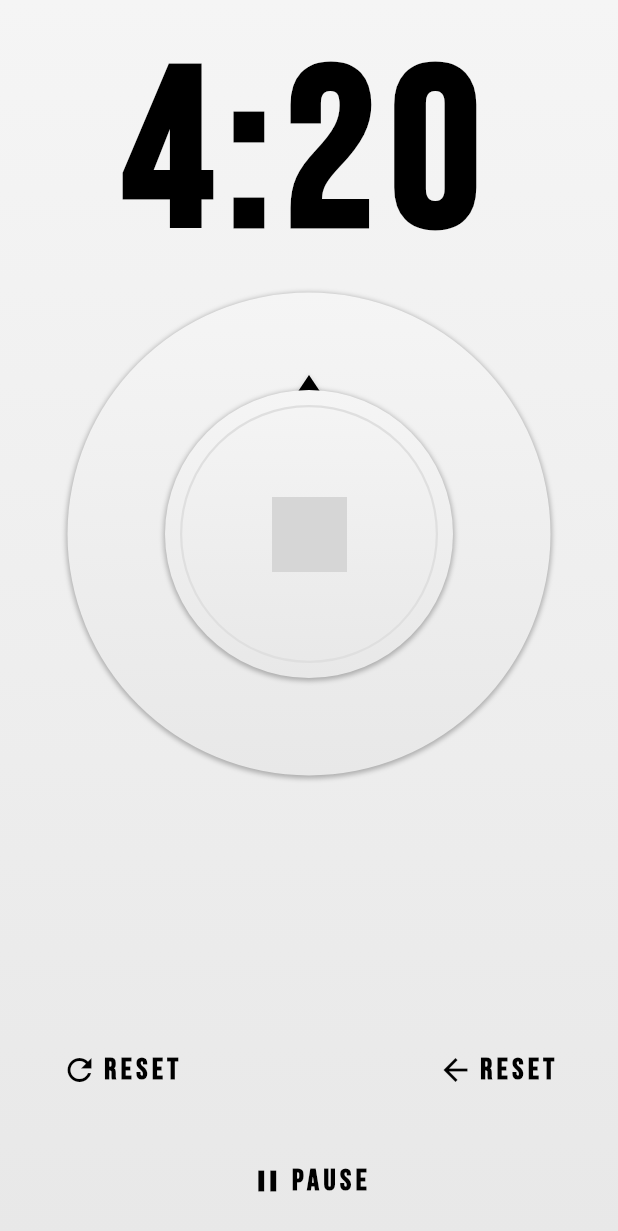
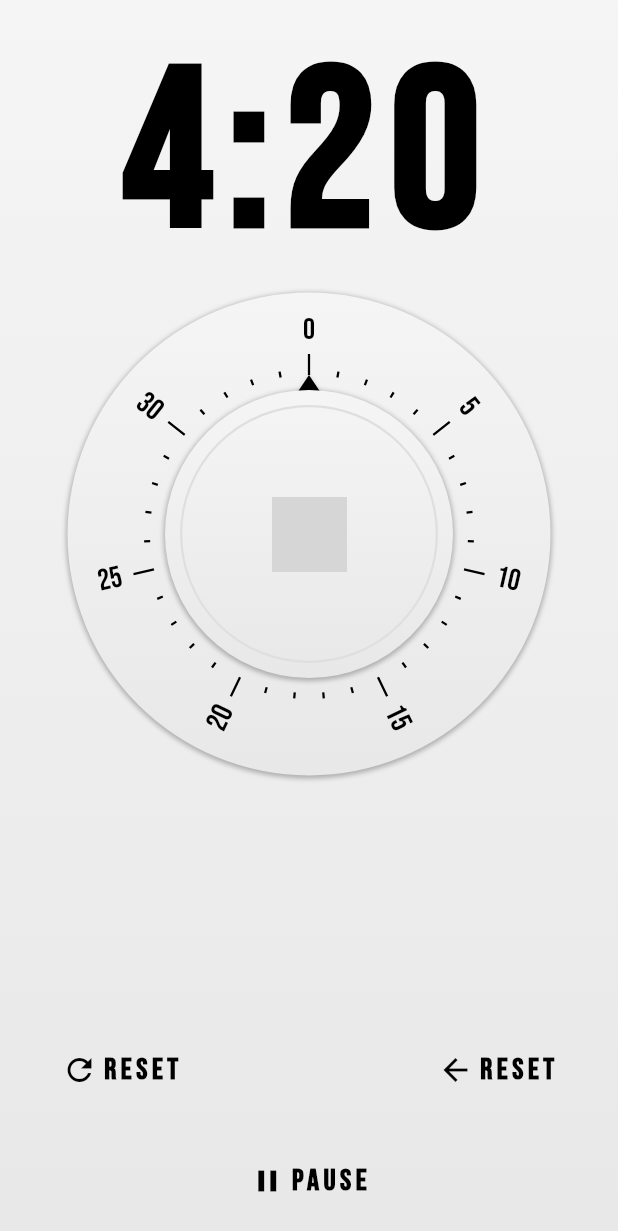
Before and after one commit to Treetender/EggTimer, a Flutter app: the screen it shows after launch, on a phone screen of 412 x 824 dp. Shown: the top 1231 px of the screen. Run offline on Flutter 3.47's test engine with Material 2 defaults, Android fonts, the phone set to English and light mode, and no system bars; missing offline and left inert: fluttery; network calls fail; grey boxes are pictures that could not be loaded.

Commit message:
Egg timer now generates ticks and number labels

```diff
--- a/lib/egg_timer_dial.dart
+++ b/lib/egg_timer_dial.dart
@@ -1,13 +1,32 @@
+import 'dart:math';
+
+import 'package:eggtimer/egg_timer_knob.dart';
 import 'package:flutter/material.dart';
 
-class EggTimerDial extends StatelessWidget {
+class EggTimerDial extends StatefulWidget {
+
   final Color topGradient;
   final Color bottomGradient;
 
+  final Duration currentTime;
+  final Duration maxTime;
+  final int ticksPerSection;
+
   const EggTimerDial({
     this.topGradient,
-     this.bottomGradient
+    this.bottomGradient,
+    this.currentTime = const Duration(minutes: 0),
+    this.maxTime = const Duration(minutes: 35),
+    this.ticksPerSection = 5,
   });
+
+  @override
+  State<StatefulWidget> createState() => new _EggTimerDialState();
+}
+
+class _EggTimerDialState extends State<EggTimerDial> {
+
+  _rotationPercent() => widget.currentTime.inSeconds / widget.maxTime.inSeconds;
 
   @override
   Widget build(BuildContext context) {
@@ -23,7 +42,7 @@ class EggTimerDial extends StatelessWidget {
                     gradient: new LinearGradient(
                       begin: Alignment.topCenter,
                       end: Alignment.bottomCenter,
-                    colors: [topGradient, bottomGradient],
+                      colors: [widget.topGradient, widget.bottomGradient],
                     ),
                     boxShadow: [
                       new BoxShadow(
@@ -33,93 +52,135 @@ class EggTimerDial extends StatelessWidget {
                         offset: const Offset(0.0, 1.0),
                       )
                     ]),
-              child: new Padding(
-                padding: const EdgeInsets.all(65.0),
                 child: new Stack(
-                    children: [
+                  children: <Widget>[
                     new Container(
                       width: double.infinity,
                       height: double.infinity,
+                      padding: const EdgeInsets.all(55.0),
                       child: new CustomPaint(
-                          painter: new ArrowPainter(),
+                        painter: new TickPainter(
+                          tickCount: widget.maxTime.inMinutes,
+                          ticksPerSection: widget.ticksPerSection
                         ),
                       ),
-                      new Container(
-                    padding: const EdgeInsets.all(10.0),
-                    decoration: new BoxDecoration(
-                      shape: BoxShape.circle,
-                      gradient: new LinearGradient(
-                        begin: Alignment.topCenter,
-                        end: Alignment.bottomCenter,
-                        colors: [topGradient, bottomGradient],
                     ),
-                      boxShadow: [
-                        new BoxShadow(
-                          color: const Color(0x44000000),
-                          blurRadius: 2.0,
-                          spreadRadius: 1.0,
-                          offset: const Offset(0.0, 1.0),
-                        )
-                      ]),
-                  child: new Container(
-                    decoration: new BoxDecoration(
-                    shape: BoxShape.circle,
-                    border: new Border.all(
-                      color: const Color(0xFFDFDFDF),
-                      width: 1.5,
-                    )
-
-                    ),
-              child: new Center(
-                  child: new Image.network(
-                    'https://avatars3.githubusercontent.com/u/14101776?s=400&v=4',
-                    width: 50.0,
-                    height: 50.0,
-                    color: Colors.black,
+                    new Padding(
+                      padding: const EdgeInsets.all(65.0),
+                      child: new EggTimerKnob(
+                        topGradient: widget.topGradient,
+                        bottomGradient: widget.bottomGradient,
+                        rotationPercent: _rotationPercent(),
                       ),
                     ),
-                  )
-                  ),
-                                  ]
-                ),
-              )
-            )
-            ),
+                  ],
+                ))),
       ),
     );
   }
 }
 
-class ArrowPainter extends CustomPainter {
+class TickPainter extends CustomPainter {
+  static const LONG_TICK = 14.0;
+  static const SHORT_TICK = 4.0;
 
-  final Paint dialArrowPaint;
+  final int tickCount;
+  final int ticksPerSection;
+  final int ticksInset;
+  final Paint tickPaint;
+  final TextPainter textPainter;
+  final TextStyle textStyle;
 
-  ArrowPainter() : dialArrowPaint = new Paint() {
-    dialArrowPaint.color = Colors.black;
-    dialArrowPaint.style = PaintingStyle.fill;
+  TickPainter({
+    this.tickCount = 35,
+    this.ticksPerSection = 5,
+    this.ticksInset = 0,
+  }) : tickPaint = new Paint(),
+       textPainter = new TextPainter(
+         textAlign: TextAlign.center,
+         textDirection: TextDirection.ltr,
+       ),
+       textStyle = const TextStyle(
+         color: Colors.black,
+         fontFamily: 'BebasNeue',
+         fontSize: 20.0
+       )
+  {
+    tickPaint.color = Colors.black;
+    tickPaint.strokeWidth = 1.5;
   }
 
   @override
   void paint(Canvas canvas, Size size) {
+    canvas.translate(size.width / 2, size.height / 2);
+
     canvas.save();
 
-    canvas.translate(size.width / 2, 0.0);
+    final radius = size.width / 2;
 
-    var path = new Path();
-    path.moveTo(0.0, -10.0);
-    path.lineTo(10.0, 5.0);
-    path.lineTo(-10.0, 5.0);
-    path.close();
+    for(var i = 0; i < tickCount; ++i) {
+      final tickLength = i % ticksPerSection == 0 ? LONG_TICK : SHORT_TICK;
 
-    canvas.drawPath(path, dialArrowPaint);
-    canvas.drawShadow(path, Colors.black, 3.0, false);
+      canvas.drawLine(
+        new Offset(0.0, -radius),
+        new Offset(0.0, -radius - tickLength),
+        tickPaint
+      );
+
+      if (i % ticksPerSection == 0) {
+        //Paint Text
+        canvas.save();
+        canvas.translate(0.0, -(size.width / 2) - 30.0);
+
+        textPainter.text = new TextSpan(
+          text: '$i',
+          style: textStyle,
+        );
+        //Layout the text
+        textPainter.layout();
+
+        // Determine the text quadrant (go go cartesian quadrants)
+        final tickPercent = i / tickCount;
+        var quadrant;
+
+        if (tickPercent < 0.25) {
+          quadrant = 1;
+        } else if (tickPercent < 0.5) {
+          quadrant = 4;
+        } else if (tickPercent < 0.75) {
+          quadrant = 3;
+        } else {
+          quadrant = 2;
+        }
+
+        switch (quadrant) {
+          case 4:
+            canvas.rotate(-pi / 2);
+            break;
+          case 2:
+          case 3:
+            canvas.rotate(pi / 2);
+            break;
+        }
+
+        textPainter.paint(
+          canvas,
+          new Offset(
+            -textPainter.width / 2,
+            -textPainter.height / 2)
+        );
+
+        canvas.restore();
+      }
+
+      canvas.rotate(2 * pi / tickCount);
+    }
 
     canvas.restore();
   }
 
   @override
   bool shouldRepaint(CustomPainter oldDelegate) {
-    // TODO: implement shouldRepaint
     return true;
   }
 
--- /dev/null
+++ b/lib/egg_timer_knob.dart
@@ -0,0 +1,113 @@
+import 'dart:math';
+
+import 'package:flutter/material.dart';
+
+class EggTimerKnob extends StatefulWidget {
+
+  final Color topGradient;
+  final Color bottomGradient;
+
+  final double rotationPercent;
+
+  const EggTimerKnob({
+    this.topGradient,
+    this.bottomGradient,
+    this.rotationPercent = 0.0,
+  });
+
+  @override
+  _EggTimerKnobState createState() => new _EggTimerKnobState();
+}
+
+class _EggTimerKnobState extends State<EggTimerKnob> {
+
+  @override
+  Widget build(BuildContext context) {
+    return new Stack(children: [
+      new Container(
+        width: double.infinity,
+        height: double.infinity,
+        child: new CustomPaint(
+          painter: new ArrowPainter(
+            rotationPercent: widget.rotationPercent,
+          ),
+        ),
+      ),
+      new Container(
+          padding: const EdgeInsets.all(10.0),
+          decoration: new BoxDecoration(
+              shape: BoxShape.circle,
+              gradient: new LinearGradient(
+                begin: Alignment.topCenter,
+                end: Alignment.bottomCenter,
+                colors: [widget.topGradient, widget.bottomGradient],
+              ),
+              boxShadow: [
+                new BoxShadow(
+                  color: const Color(0x44000000),
+                  blurRadius: 2.0,
+                  spreadRadius: 1.0,
+                  offset: const Offset(0.0, 1.0),
+                )
+              ]),
+          child: new Container(
+            decoration: new BoxDecoration(
+                shape: BoxShape.circle,
+                border: new Border.all(
+                  color: const Color(0xFFDFDFDF),
+                  width: 1.5,
+                )),
+            child: new Center(
+              child: new Transform(
+                transform: new Matrix4.rotationZ(2 * pi * widget.rotationPercent),
+                alignment: Alignment.center,
+                child: new Image.network(
+                  'https://avatars3.githubusercontent.com/u/14101776?s=400&v=4',
+                  width: 50.0,
+                  height: 50.0,
+                  color: Colors.black,
+                ),
+              ),
+            ),
+          )),
+    ]);
+  }
+}
+
+class ArrowPainter extends CustomPainter {
+
+  final Paint dialArrowPaint;
+  final double rotationPercent;
+
+  ArrowPainter({this.rotationPercent}) : dialArrowPaint = new Paint() {
+    dialArrowPaint.color = Colors.black;
+    dialArrowPaint.style = PaintingStyle.fill;
+  }
+
+  @override
+  void paint(Canvas canvas, Size size) {
+    canvas.save();
+
+    final radius = size.height / 2;
+    canvas.translate(radius, radius);
+    canvas.rotate(2 * pi * rotationPercent);
+
+    var path = new Path();
+    path.moveTo(0.0, -radius - 10.0);
+    path.lineTo(10.0, -radius + 5.0);
+    path.lineTo(-10.0, -radius + 5.0);
+    path.close();
+
+    canvas.drawPath(path, dialArrowPaint);
+    canvas.drawShadow(path, Colors.black, 3.0, false);
+
+    canvas.restore();
+  }
+
+  @override
+  bool shouldRepaint(CustomPainter oldDelegate) {
+    // TODO: implement shouldRepaint
+    return true;
+  }
+
+}
--- a/lib/main.dart
+++ b/lib/main.dart
@@ -8,8 +8,8 @@ import 'package:fluttery/animations.dart';
 import 'package:fluttery/framing.dart';
 import 'package:fluttery/gestures.dart';
 
-final Color GRADIENT_TOP = const Color(0xFFF5F5F5);
-final Color GRADIENT_BOTTOM = const Color(0xFFE8E8E8);
+const Color GRADIENT_TOP = const Color(0xFFF5F5F5);
+const Color GRADIENT_BOTTOM = const Color(0xFFE8E8E8);
 
 void main() => runApp(new MyApp());
 
@@ -38,6 +38,9 @@ class MyApp extends StatelessWidget {
                 new EggTimerDial(
                   topGradient: GRADIENT_TOP,
                   bottomGradient: GRADIENT_BOTTOM,
+                  currentTime: const Duration(seconds: 0),
+                  maxTime: const Duration(minutes: 35),
+                  ticksPerSection: 5,
                 ),
                 new Expanded(
                   child: new Container(),
```
Lines whose indentation alone changed are shown as unchanged.
